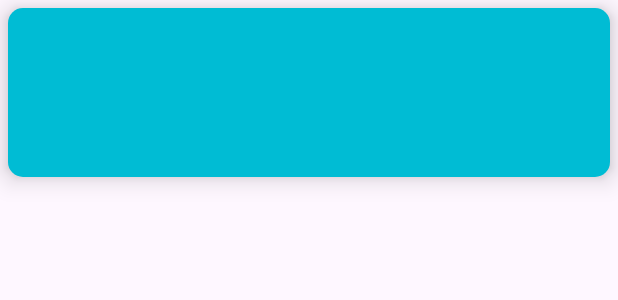
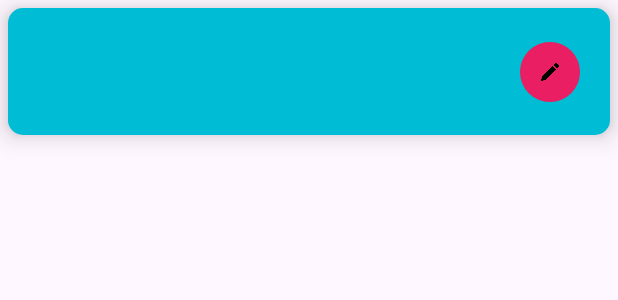
Before and after one commit to muzohaib3/Hisab-Kitab, an Android app: the layout meter_reading_view.xml on its own in the app's theme, with its tools: preview values and no code run, on a phone screen of 412 x 824 dp. Shown: the top 300 px of the screen. Run offline under Robolectric (Android 15) with nearby library versions, the phone set to English and light mode, and no system bars; Roboto replaces fonts that are not available here.

Commit message:
add and update changes

```diff
--- a/app/src/main/java/com/devon/hisaabkitaab/database/AppDao.kt
+++ b/app/src/main/java/com/devon/hisaabkitaab/database/AppDao.kt
@@ -3,6 +3,7 @@ package com.devon.hisaabkitaab.database
 import androidx.room.Dao
 import androidx.room.Insert
 import androidx.room.Query
+import androidx.room.Update
 import com.devon.hisaabkitaab.database.MeterReadingModel
 
 @Dao
@@ -14,4 +15,7 @@ interface AppDao {
     @Query("SELECT * FROM electricity_readings")
     fun getAllReadings(): List<MeterReadingModel>
 
+    @Query("update electricity_readings set date=:date, meter_reading=:meter_reading, total_no_count=:total_no_count where id=:id")
+    fun updateMeterReadings(date:String,meter_reading:String,total_no_count:String,id:Int )
+
 }
--- a/app/src/main/java/com/devon/hisaabkitaab/datasource/repo/GeneralRepository.kt
+++ b/app/src/main/java/com/devon/hisaabkitaab/datasource/repo/GeneralRepository.kt
@@ -12,4 +12,9 @@ class GeneralRepository(private val appDao: AppDao) {
     fun getAllReadings(): List<MeterReadingModel> {
         return appDao.getAllReadings()
     }
+
+    fun updateMeterReadings(date:String,meter_reading:String,total_no_count:String,id:Int ){
+        println("The GeneralRepository function is called")
+        appDao.updateMeterReadings(date, meter_reading, total_no_count, id)
+    }
 }
--- a/app/src/main/res/layout/activity_add_meter_reading.xml
+++ b/app/src/main/res/layout/activity_add_meter_reading.xml
@@ -35,6 +35,7 @@
             android:padding="10dp"
             android:hint="@string/enter_reading"/>
 
+
         <EditText
             android:id="@+id/etDate"
             android:layout_width="match_parent"
--- a/app/src/main/res/layout/meter_reading_view.xml
+++ b/app/src/main/res/layout/meter_reading_view.xml
@@ -1,17 +1,30 @@
 <?xml version="1.0" encoding="utf-8"?>
-<androidx.constraintlayout.widget.ConstraintLayout
-    xmlns:android="http://schemas.android.com/apk/res/android"
+<androidx.constraintlayout.widget.ConstraintLayout xmlns:android="http://schemas.android.com/apk/res/android"
     xmlns:app="http://schemas.android.com/apk/res-auto"
     xmlns:tools="http://schemas.android.com/tools"
     android:layout_width="match_parent"
     android:layout_height="wrap_content"
+    android:layout_margin="5dp"
+    android:background="@drawable/blue_squared_rounded_bg"
+    android:elevation="10dp"
+    android:paddingStart="20dp"
     android:paddingTop="10dp"
-    android:paddingStart="20dp"
     android:paddingEnd="20dp"
-    android:paddingBottom="10dp"
-    android:layout_margin="5dp"
-    android:elevation="10dp"
-    android:background="@drawable/blue_squared_rounded_bg">
+    android:paddingBottom="10dp">
+
+
+    <androidx.appcompat.widget.AppCompatImageView
+        android:id="@+id/btEditMetrReading"
+        android:layout_width="40dp"
+        android:layout_height="40dp"
+        android:background="@drawable/pink_rounded_bg"
+        android:padding="14dp"
+        android:src="@drawable/edit"
+        app:layout_constraintBottom_toBottomOf="parent"
+        app:layout_constraintEnd_toEndOf="parent"
+        app:layout_constraintTop_toTopOf="parent"
+        app:layout_constraintVertical_bias="0.5" />
+
 
     <TextView
         android:id="@+id/tvReadingNo"
@@ -19,8 +32,7 @@
         android:layout_height="wrap_content"
         android:text=""
         android:textColor="@color/white"
-        android:textStyle="bold"
-        android:textSize="20sp"
+        android:textSize="14sp"
         app:layout_constraintStart_toStartOf="parent"
         app:layout_constraintTop_toTopOf="parent" />
 
@@ -28,26 +40,23 @@
         android:id="@+id/tvTotalCount"
         android:layout_width="wrap_content"
         android:layout_height="wrap_content"
+        android:layout_marginTop="3dp"
         android:text=""
-        android:layout_marginTop="5dp"
         android:textColor="@color/white"
-        android:textStyle="bold"
-        android:textSize="20sp"
+        android:textSize="14sp"
         app:layout_constraintStart_toStartOf="parent"
-        app:layout_constraintTop_toBottomOf="@id/tvReadingNo"/>
+        app:layout_constraintTop_toBottomOf="@id/tvReadingNo" />
 
     <TextView
         android:id="@+id/tvDate"
         android:layout_width="wrap_content"
         android:layout_height="wrap_content"
-        android:layout_marginTop="5dp"
+        android:layout_marginTop="3dp"
+        android:text=""
         android:textColor="@color/white"
-        android:textStyle="bold"
-        android:textSize="20sp"
-        android:text=""
+        android:textSize="14sp"
         app:layout_constraintStart_toStartOf="parent"
-        app:layout_constraintTop_toBottomOf="@id/tvTotalCount"/>
-
+        app:layout_constraintTop_toBottomOf="@id/tvTotalCount" />
 
 
 </androidx.constraintlayout.widget.ConstraintLayout>
```
Also changed, not shown: app/src/main/java/com/devon/hisaabkitaab/adapter/MeterListAdapter.kt (+22 -4 lines), app/src/main/java/com/devon/hisaabkitaab/datasource/viewmodel/MainViewModel.kt (+7 -0 lines), app/src/main/java/com/devon/hisaabkitaab/screens/electricity/AddMeterReadingActivity.kt (+100 -8 lines), app/src/main/java/com/devon/hisaabkitaab/screens/electricity/ElectricityBillsActivity.kt (+5 -2 lines), app/src/main/res/drawable/edit.png (added).
